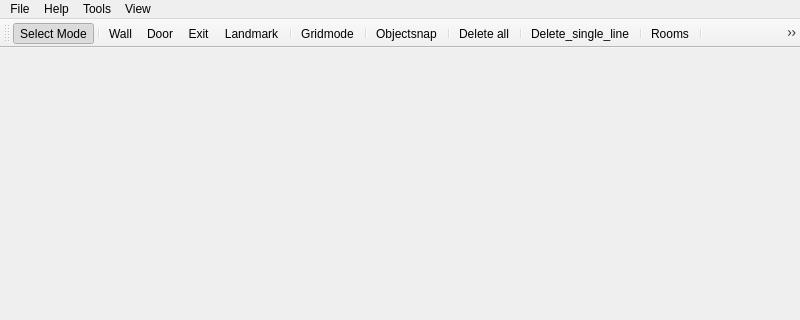
This is forms/mainwindow.ui in JuPedSim/jpseditor as Qt 5 draws it before an edit; both pictures show x 0 to 800 and y 0 to 320 of the 800 by 600 pixel window. The edited form follows.
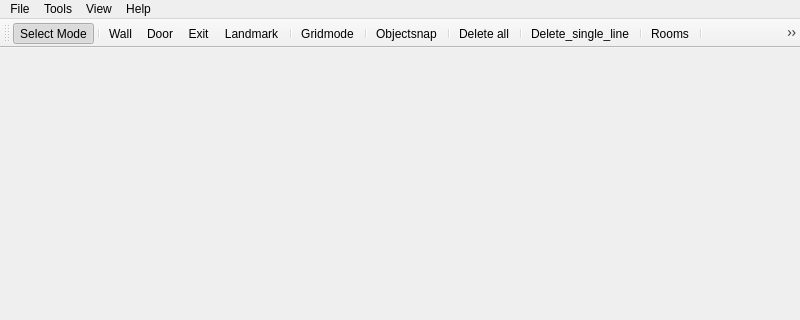
This is the edited form. Icons and pictures are not drawn.

```diff
--- a/forms/mainwindow.ui
+++ b/forms/mainwindow.ui
@@ -68,9 +68,9 @@
     <addaction name="actionRotate_90_deg_clockwise"/>
    </widget>
    <addaction name="menuDatei"/>
-   <addaction name="menuHilfe"/>
    <addaction name="menuTools"/>
    <addaction name="menuView"/>
+   <addaction name="menuHilfe"/>
   </widget>
   <widget class="QStatusBar" name="statusbar"/>
   <widget class="QToolBar" name="toolBar">
```
Left out of the diff: 8 changed lines with no effect on the pictures.
